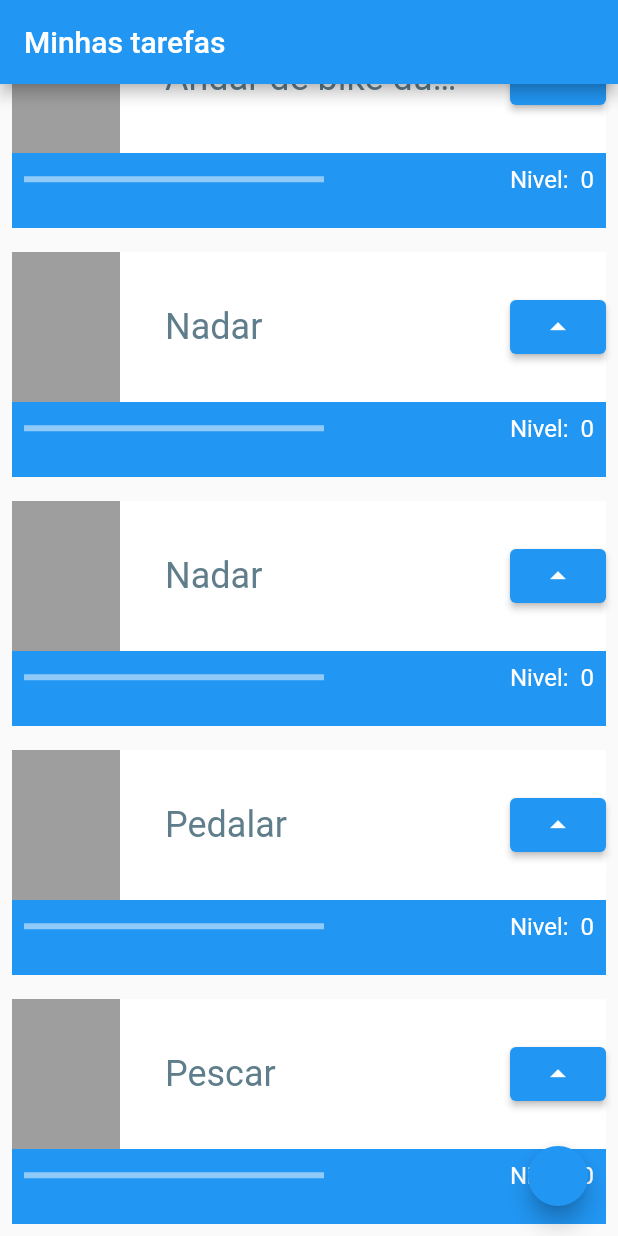
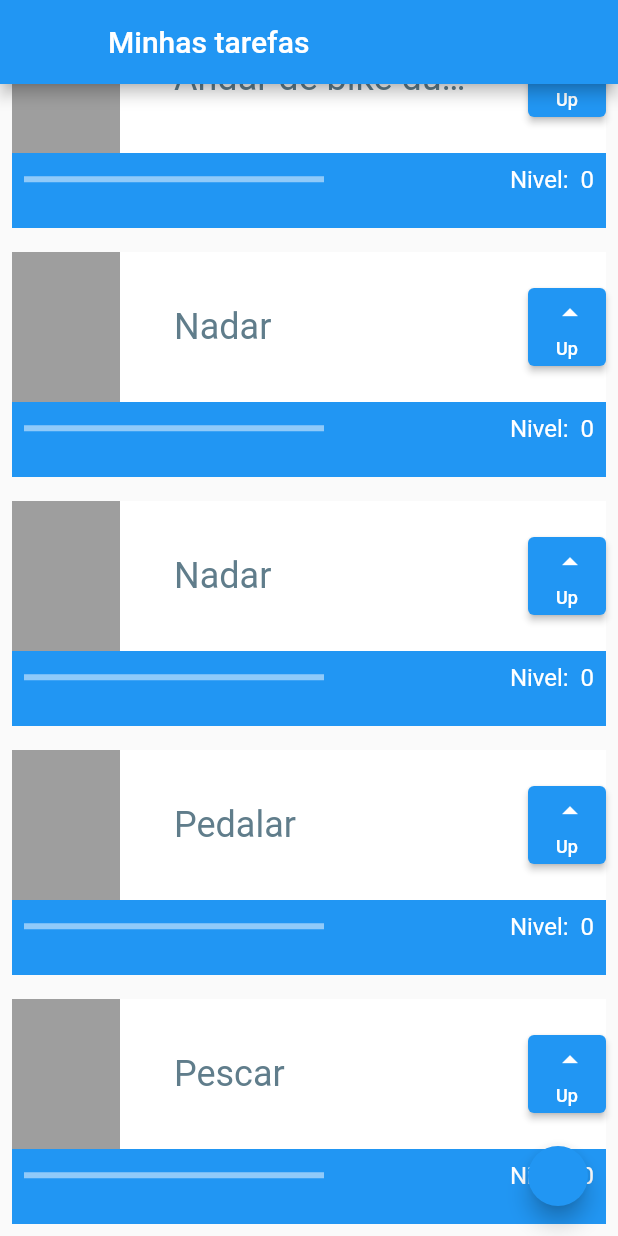
Before and after one commit to jbrunomf/tasks-app-flutter, a Flutter app: the screen it shows after launch, scrolled down 228 dp, on a phone screen of 412 x 824 dp. Run offline on Flutter 3.47's test engine with Material 2 defaults, Android fonts, the phone set to English and light mode, and no system bars.

Commit message:
Ajustes no layout

```diff
--- a/lib/main.dart
+++ b/lib/main.dart
@@ -22,6 +22,7 @@ class _MyAppState extends State<MyApp> {
       ),
       home: Scaffold(
         appBar: AppBar(
+          leading: Container(),
           title: const Text("Minhas tarefas"),
         ),
         body: ListView(
@@ -89,13 +90,24 @@ class _TaskState extends State<Task> {
                             overflow: TextOverflow.ellipsis),
                       ),
                     ),
-                    ElevatedButton(
-                        onPressed: () {
-                          setState(() {
-                            nivel++;
-                          });
-                        },
-                        child: const Icon(Icons.arrow_drop_up)),
+                    SizedBox(
+                      height: 52,
+                      width: 52,
+                      child: ElevatedButton(
+                          onPressed: () {
+                            setState(() {
+                              nivel++;
+                            });
+                          },
+                          child: Column(
+                            mainAxisAlignment: MainAxisAlignment.spaceEvenly,
+                            crossAxisAlignment: CrossAxisAlignment.center,
+                            children: const [
+                              Icon(Icons.arrow_drop_up),
+                              Text("Up", style: TextStyle(fontSize: 12),)
+                            ],
+                          )),
+                    ),
                   ],
                 ),
               ),
```
